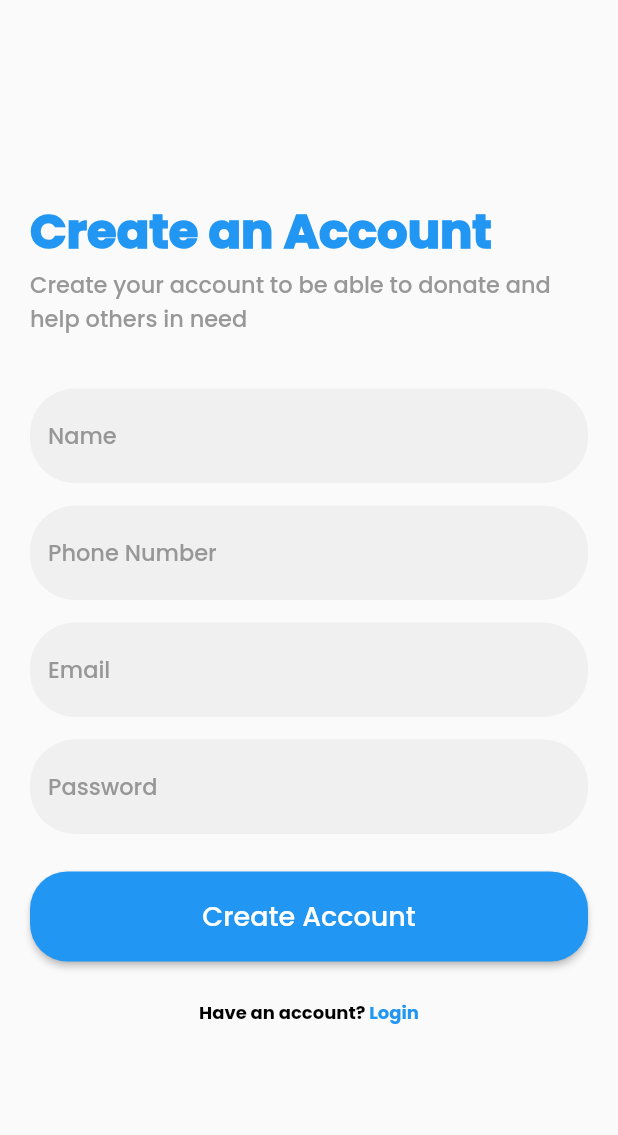
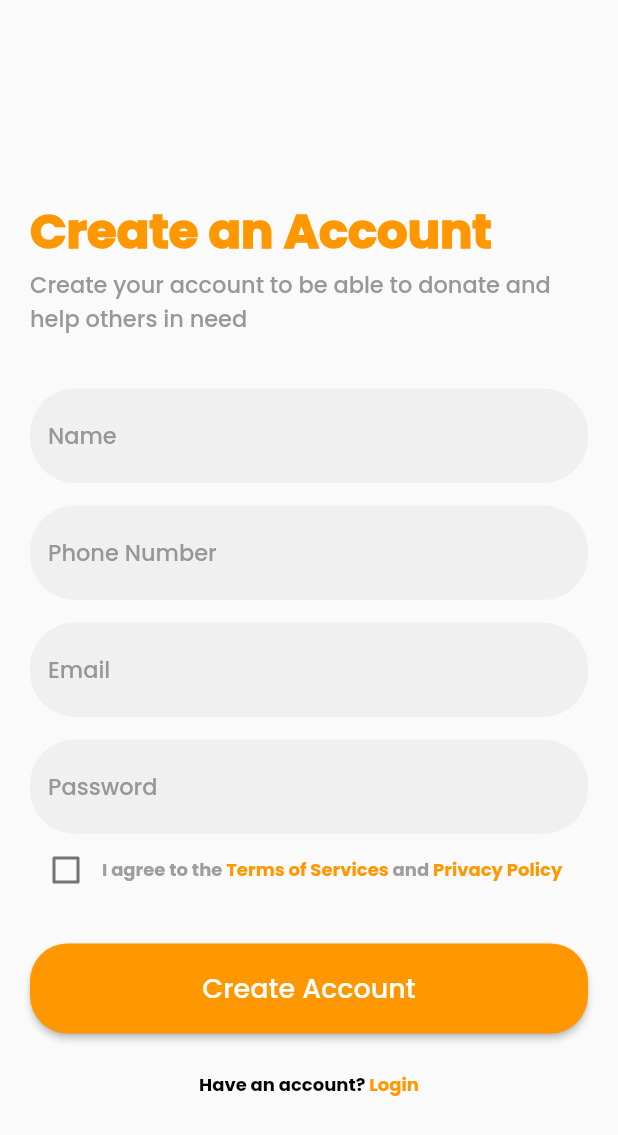
Before and after one commit to nisha-2408/Feedie, a Flutter app: the screen it shows after launch, after a tap on "Create Account", on a phone screen of 412 x 824 dp. Shown: the top 1135 px of the screen. Run offline on Flutter 3.47's test engine with Material 2 defaults, Android fonts, the phone set to English and light mode, and no system bars.

Commit message:
small changes

```diff
--- a/lib/main.dart
+++ b/lib/main.dart
@@ -33,16 +33,17 @@ class _MyAppState extends State<MyApp> {
             fontSize: 15,
           ),
           caption: TextStyle(
-            color: Colors.blue,
+            color: Colors.orange,
             fontWeight: FontWeight.w900,
             fontSize: 32
           ),
           bodyText2: TextStyle(
-            color: Colors.blue,
+            color: Colors.orange,
             fontSize: 12,
             fontWeight: FontWeight.bold
           )
-        )
+        ),
+        elevatedButtonTheme: ElevatedButtonThemeData(style: ElevatedButton.styleFrom(primary: Colors.orange))
       ),
       initialRoute: '/login',
       routes: {
--- a/lib/screens/forgot_password_screen.dart
+++ b/lib/screens/forgot_password_screen.dart
@@ -11,7 +11,8 @@ class ForgotPassword extends StatelessWidget {
   @override
   Widget build(BuildContext context) {
     return Scaffold(
-      body: Container(
+      body: SingleChildScrollView(
+        child: Container(
           margin: EdgeInsets.symmetric(vertical: 150, horizontal: 20),
             child: Column(
               //mainAxisAlignment: MainAxisAlignment.spaceAround,
@@ -84,6 +85,7 @@ class ForgotPassword extends StatelessWidget {
                 ),
               ]
         ),
+          ),
       )
     );
   }
--- a/lib/screens/login_screen.dart
+++ b/lib/screens/login_screen.dart
@@ -1,4 +1,4 @@
-// ignore_for_file: prefer_const_constructors, avoid_unnecessary_containers, prefer_const_literals_to_create_immutables, unused_import, avoid_web_libraries_in_flutter
+// ignore_for_file: prefer_const_constructors, avoid_unnecessary_containers, prefer_const_literals_to_create_immutables, unused_import, avoid_web_libraries_in_flutter, avoid_print
 
 import 'package:flutter/material.dart';
 
@@ -17,6 +17,7 @@ class LoginScreen extends StatelessWidget {
   }
 
   void submitData() {
+    // ignore: unnecessary_null_comparison
     if (emailController.text == null && passwordController.text == null) {
       return;
     }
--- a/lib/screens/signup_screen.dart
+++ b/lib/screens/signup_screen.dart
@@ -2,14 +2,23 @@
 
 import 'package:flutter/material.dart';
 
-class SignUpScreen extends StatelessWidget {
+class SignUpScreen extends StatefulWidget {
   SignUpScreen({super.key});
 
+  @override
+  State<SignUpScreen> createState() => _SignUpScreenState();
+}
+
+class _SignUpScreenState extends State<SignUpScreen> {
   final nameController = TextEditingController();
+
   final contactController = TextEditingController();
+
   final emailController = TextEditingController();
+
   final passwordController = TextEditingController();
 
+  bool terms = false;
 
   void loadLogin(BuildContext ctx) {
     Navigator.of(ctx).pushNamed('/login');
@@ -101,6 +110,24 @@ class SignUpScreen extends StatelessWidget {
             ),
             controller: passwordController,
           ),
+          Row(
+            children: [
+              Checkbox(
+                  value: terms,
+                  onChanged: (value) {
+                    setState(() {
+                      terms = value!;
+                    });
+                  },
+                  activeColor: Theme.of(context).primaryColor,
+                  checkColor: Theme.of(context).primaryColor,
+                ),
+                Text('I agree to the ', style:TextStyle(color: Colors.grey)),
+                Text("Terms of Services ", style: TextStyle(color: Colors.orange)),
+                Text("and ", style:TextStyle(color: Colors.grey)),
+                Flexible(child: Text("Privacy Policy ", style: TextStyle(color: Colors.orange))),
+            ],
+          ),
           SizedBox(
             height: 25,
           ),
```
Lines whose indentation alone changed are shown as unchanged.
